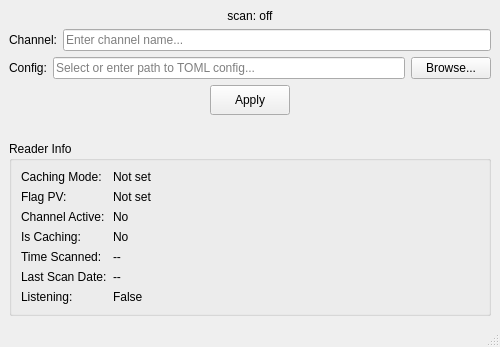
Above: gui/scan_view.ui from AdvancedPhotonSource/DashPVA before the change. Below: the same form after it.
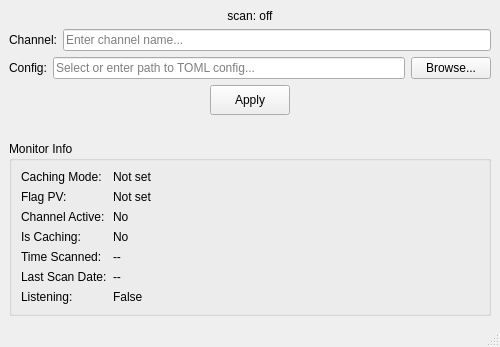
That is the form after the change.

Commit message: fix: hkl 3d to read from the HKL, CACHE OPTIONS, etc groups add: Monitor to launcher

```diff
--- a/gui/scan_view.ui
+++ b/gui/scan_view.ui
@@ -137,7 +137,7 @@
     <item>
      <widget class="QGroupBox" name="groupBox_info">
       <property name="title">
-       <string>Reader Info</string>
+       <string>Monitor Info</string>
       </property>
       <layout class="QFormLayout" name="formLayout_info">
        <item row="0" column="0">
```
Left out of the diff: 2 changed lines with no effect on the pictures. The commit also changes 9 other files.
